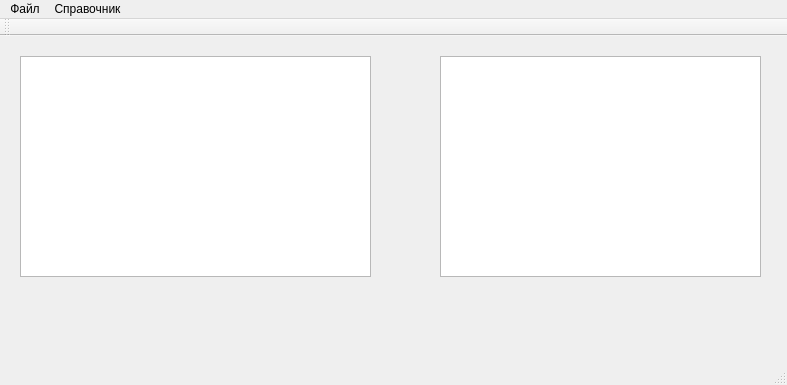
The window that mainwindow.ui (Phoenixreturn/tender) describes before a commit, drawn with Qt 5.
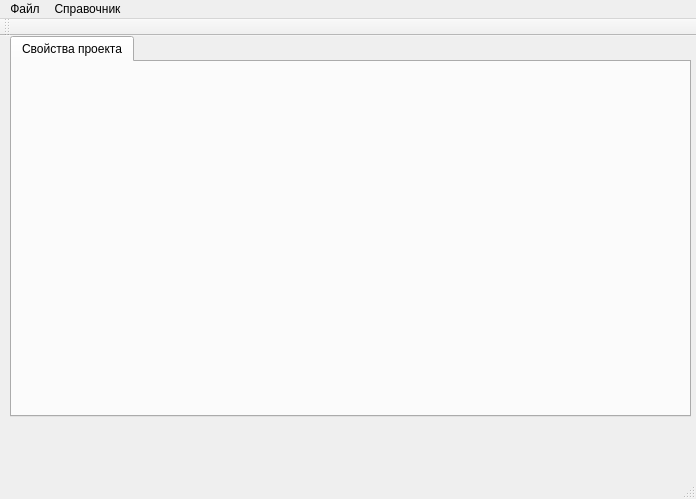
The same window after the commit.

What changed in the file:
```diff
--- a/mainwindow.ui
+++ b/mainwindow.ui
@@ -6,33 +6,31 @@
    <rect>
     <x>0</x>
     <y>0</y>
-    <width>787</width>
-    <height>385</height>
+    <width>696</width>
+    <height>499</height>
    </rect>
   </property>
   <property name="windowTitle">
    <string>MainWindow</string>
   </property>
   <widget class="QWidget" name="centralWidget">
-   <widget class="QTreeView" name="treeView">
+   <widget class="QTabWidget" name="tabWidget">
     <property name="geometry">
      <rect>
-      <x>20</x>
-      <y>20</y>
-      <width>351</width>
-      <height>221</height>
+      <x>10</x>
+      <y>0</y>
+      <width>681</width>
+      <height>381</height>
      </rect>
     </property>
-   </widget>
-   <widget class="QTableView" name="tableView">
-    <property name="geometry">
-     <rect>
-      <x>440</x>
-      <y>20</y>
-      <width>321</width>
-      <height>221</height>
-     </rect>
+    <property name="currentIndex">
+     <number>0</number>
     </property>
+    <widget class="QWidget" name="tab">
+     <attribute name="title">
+      <string>Свойства проекта</string>
+     </attribute>
+    </widget>
    </widget>
   </widget>
   <widget class="QMenuBar" name="menuBar">
@@ -40,7 +38,7 @@
     <rect>
      <x>0</x>
      <y>0</y>
-     <width>787</width>
+     <width>696</width>
      <height>26</height>
     </rect>
    </property>
```
Left out of the diff: 48 changed lines with no effect on the pictures.
